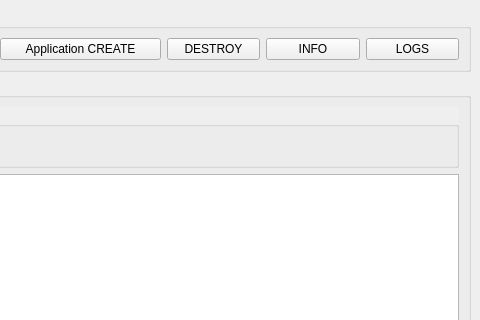
Qt form pycontrol/qt/jobdialog.ui (mirabitl/lydaq) before a commit; both pictures show x 320 to 800 and y 0 to 320 of the 800 by 600 pixel window.
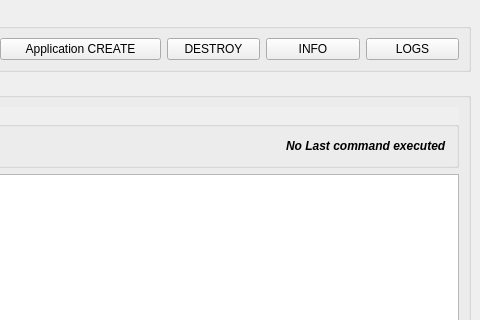
The same form after that commit.

What changed in the file:
```diff
--- a/pycontrol/qt/jobdialog.ui
+++ b/pycontrol/qt/jobdialog.ui
@@ -136,6 +136,20 @@
             </property>
            </spacer>
           </item>
+          <item>
+           <widget class="QLabel" name="laCMD">
+            <property name="font">
+             <font>
+              <weight>75</weight>
+              <italic>true</italic>
+              <bold>true</bold>
+             </font>
+            </property>
+            <property name="text">
+             <string>No Last command executed</string>
+            </property>
+           </widget>
+          </item>
          </layout>
         </widget>
        </item>
```
